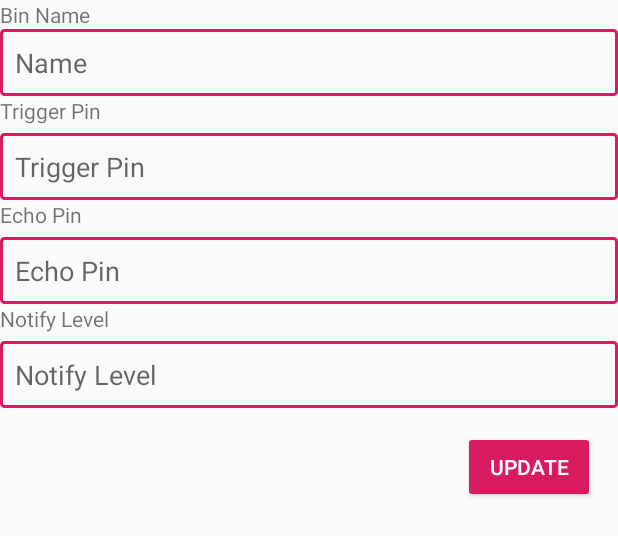
After one commit to mohammadraasel/GarbageCollectorIOT, an Android app: the layout fragment_edit_bin_details.xml on its own in the app's theme, with its tools: preview values and no code run, on a phone screen of 412 x 824 dp. The commit adds this screen. Shown: the top 536 px of the screen. Run offline under Robolectric (Android 15) with nearby library versions, the phone set to English and light mode, and no system bars.

```diff
--- /dev/null
+++ b/CollectionNotifier/app/src/main/res/layout/fragment_edit_bin_details.xml
@@ -0,0 +1,84 @@
+<?xml version="1.0" encoding="utf-8"?>
+<LinearLayout
+    xmlns:android="http://schemas.android.com/apk/res/android" android:layout_width="match_parent"
+    android:layout_height="match_parent"
+    android:orientation="vertical">
+
+    <TextView
+        android:id="@+id/textView"
+        android:layout_width="match_parent"
+        android:layout_height="wrap_content"
+        android:text="Bin Name" />
+
+    <EditText
+        android:id="@+id/editText_name"
+        android:layout_width="match_parent"
+        android:layout_height="wrap_content"
+        android:background="@drawable/back_edit_text"
+        android:ems="10"
+        android:hint="@string/name"
+        android:inputType="textPersonName"
+        android:padding="10dp" />
+
+    <TextView
+        android:id="@+id/textView2"
+        android:layout_width="match_parent"
+        android:layout_height="wrap_content"
+        android:text="Trigger Pin" />
+
+    <EditText
+        android:id="@+id/editText_trig_pin"
+        android:layout_width="match_parent"
+        android:layout_height="wrap_content"
+        android:layout_marginTop="5dp"
+        android:background="@drawable/back_edit_text"
+        android:ems="10"
+        android:hint="@string/trigger_pin"
+        android:inputType="numberDecimal"
+        android:padding="10dp" />
+
+    <TextView
+        android:id="@+id/textView3"
+        android:layout_width="match_parent"
+        android:layout_height="wrap_content"
+        android:text="Echo Pin" />
+
+    <EditText
+        android:id="@+id/editText_echo_pin"
+        android:layout_width="match_parent"
+        android:layout_height="wrap_content"
+        android:layout_marginTop="5dp"
+        android:background="@drawable/back_edit_text"
+        android:ems="10"
+        android:hint="@string/echo_pin"
+        android:inputType="numberDecimal"
+        android:padding="10dp" />
+
+    <TextView
+        android:id="@+id/textView4"
+        android:layout_width="match_parent"
+        android:layout_height="wrap_content"
+        android:text="Notify Level" />
+
+    <EditText
+        android:id="@+id/editText_notify_level"
+        android:layout_width="match_parent"
+        android:layout_height="wrap_content"
+        android:layout_marginTop="5dp"
+        android:background="@drawable/back_edit_text"
+        android:ems="10"
+        android:hint="@string/notify_level"
+        android:inputType="numberDecimal"
+        android:padding="10dp" />
+
+
+    <Button
+        android:id="@+id/button_add_sensor"
+        style="@style/Widget.AppCompat.Button.Colored"
+        android:layout_width="wrap_content"
+        android:layout_height="wrap_content"
+        android:layout_gravity="end"
+        android:layout_margin="15dp"
+        android:text="Update" />
+
+</LinearLayout>
```
Also changed, not shown: CollectionNotifier/app/src/main/java/com/fahimshahrierrasel/collectionnotifier/fragment/BinDetailsFragment.java (+8 -0 lines), CollectionNotifier/app/src/main/java/com/fahimshahrierrasel/collectionnotifier/fragment/BinUpdateFragment.java (added, +112 -0 lines), 3 other files.
